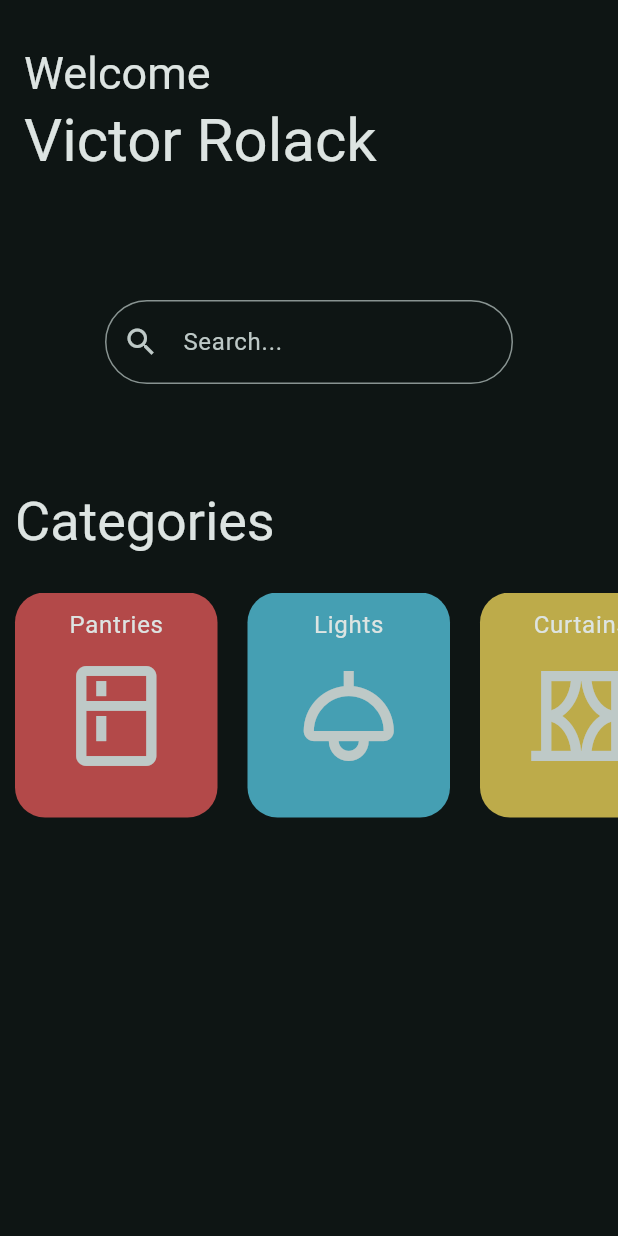
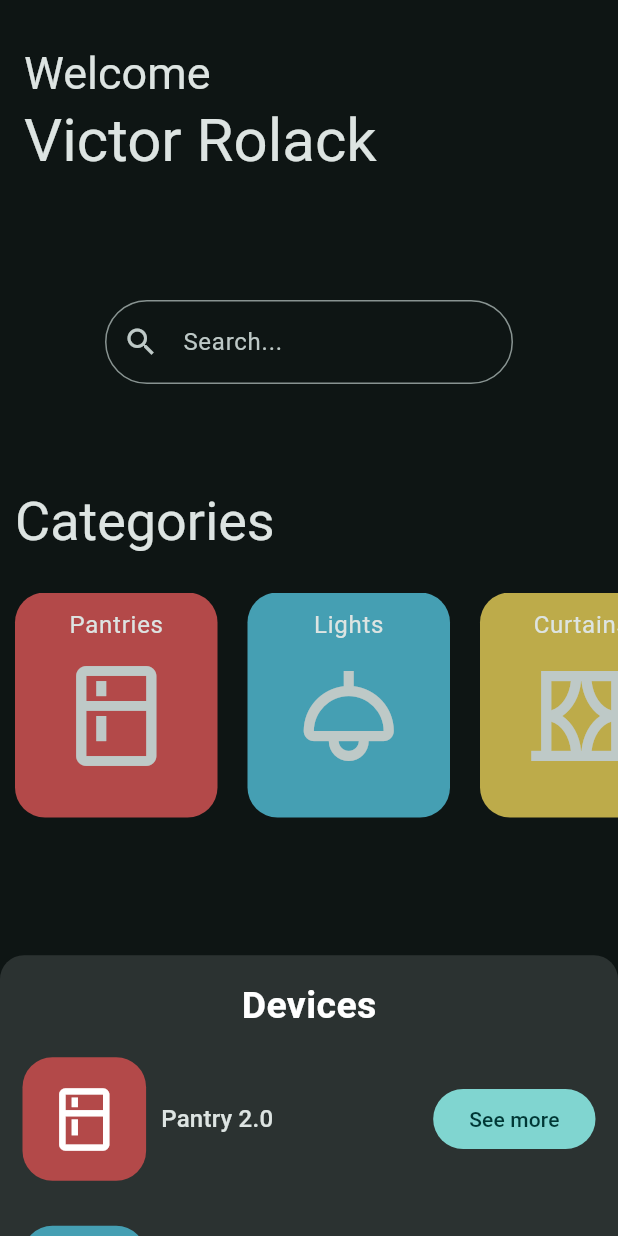
Before and after one commit to vcrolack/iot-home-control, a Flutter app: the screen it shows after launch, on a phone screen of 412 x 824 dp. Run offline on Flutter 3.47's test engine with Material 2 defaults, Android fonts, the phone set to English and light mode, and no system bars; our stand-ins replace flutter_dotenv, flutter_riverpod, go_router.

Commit message:
complete home screen

```diff
--- /dev/null
+++ b/lib/domain/entities/device.dart
@@ -0,0 +1,24 @@
+// warning: This is a test entity
+
+class Device {
+  final String id;
+  final String name;
+  final String type;
+  final String categoryId;
+  final String description;
+  final bool state;
+  final String userId;
+  final String iconIdentifier;
+  final String color;
+
+  Device(
+      {required this.id,
+      required this.name,
+      required this.type,
+      required this.categoryId,
+      required this.description,
+      required this.state,
+      required this.userId,
+      required this.iconIdentifier,
+      required this.color});
+}
--- a/lib/domain/entities/entities.dart
+++ b/lib/domain/entities/entities.dart
@@ -1 +1,2 @@
 export 'category.dart';
+export 'device.dart';
--- /dev/null
+++ b/lib/presentation/mocks/constants/constants_mock.dart
@@ -0,0 +1,2 @@
+export 'categories_constant.dart';
+export 'devices_constants.dart';
--- /dev/null
+++ b/lib/presentation/mocks/constants/devices_constants.dart
@@ -0,0 +1,54 @@
+import 'package:iot_home_control/domain/entities/entities.dart';
+
+final List<Device> devices = [
+  Device(
+      id: '1',
+      name: 'Pantry 2.0',
+      type: 'Pantry home',
+      categoryId: '1',
+      description: 'This is a pantry device',
+      state: true,
+      userId: '1',
+      iconIdentifier: 'kitchen_outlined',
+      color: '0xffB34949'),
+  Device(
+      id: '2',
+      name: 'Philips light RGB',
+      type: 'Light home',
+      categoryId: '2',
+      description: 'This is a light device',
+      state: true,
+      userId: '1',
+      iconIdentifier: 'light_outlined',
+      color: '0xff459FB3'),
+  Device(
+      id: '1',
+      name: 'Curtain automatic 2.0',
+      type: 'Curtain home',
+      categoryId: '3',
+      description: 'This is a pantry device',
+      state: true,
+      userId: '1',
+      iconIdentifier: 'curtains_outlined',
+      color: '0xffBDAB4A'),
+  Device(
+      id: '1',
+      name: 'Pantry 2.0',
+      type: 'Pantry home',
+      categoryId: '1',
+      description: 'This is a pantry device',
+      state: true,
+      userId: '1',
+      iconIdentifier: 'kitchen_outlined',
+      color: '0xffB34949'),
+  Device(
+      id: '1',
+      name: 'Pantry 2.0',
+      type: 'Pantry home',
+      categoryId: '1',
+      description: 'This is a pantry device',
+      state: true,
+      userId: '1',
+      iconIdentifier: 'kitchen_outlined',
+      color: '0xffB34949'),
+];
--- a/lib/presentation/screens/home/home_screen.dart
+++ b/lib/presentation/screens/home/home_screen.dart
@@ -9,9 +9,14 @@ class HomeScreen extends StatelessWidget {
   @override
   Widget build(BuildContext context) {
     return const Scaffold(
-      appBar: _CustomAppBarHome(),
-      body: _HomeView(),
-    );
+        appBar: _CustomAppBarHome(),
+        body: Stack(
+          fit: StackFit.expand,
+          children: [
+            _HomeView(),
+            DevicesList(),
+          ],
+        ));
   }
 }
 
--- /dev/null
+++ b/lib/presentation/widgets/home/devices_list.dart
@@ -0,0 +1,101 @@
+import 'package:flutter/material.dart';
+import 'package:iot_home_control/domain/entities/device.dart';
+import 'package:iot_home_control/presentation/mocks/constants/devices_constants.dart';
+import 'package:iot_home_control/presentation/mocks/mappers/icon_mapper.dart';
+
+class DevicesList extends StatelessWidget {
+  const DevicesList({
+    super.key,
+  });
+
+  @override
+  Widget build(BuildContext context) {
+    final colors = Theme.of(context).colorScheme;
+    final textStyle = Theme.of(context).textTheme;
+
+    return DraggableScrollableSheet(
+      initialChildSize: 0.3,
+      minChildSize: 0.3,
+      maxChildSize: 0.75,
+      builder: (BuildContext context, ScrollController scrollController) {
+        return Container(
+          decoration: BoxDecoration(
+            color: colors.onInverseSurface,
+            borderRadius: const BorderRadius.only(
+              topLeft: Radius.circular(16),
+              topRight: Radius.circular(16),
+            ),
+          ),
+          child: Column(children: [
+            Container(
+              padding: const EdgeInsets.all(16.0),
+              child: const Text(
+                'Devices',
+                style: TextStyle(
+                    color: Colors.white,
+                    fontSize: 25,
+                    fontWeight: FontWeight.bold),
+              ),
+            ),
+            Expanded(
+              child: ListView.builder(
+                  controller: scrollController,
+                  itemCount: devices.length,
+                  itemBuilder: (BuildContext context, int index) {
+                    final device = devices[index];
+                    return Padding(
+                      padding: const EdgeInsets.symmetric(horizontal: 15),
+                      child: Column(
+                        children: [
+                          _DeviceItem(device: device, textStyle: textStyle),
+                          const SizedBox(
+                            height: 30,
+                          )
+                        ],
+                      ),
+                    );
+                  }),
+            ),
+          ]),
+        );
+      },
+    );
+  }
+}
+
+class _DeviceItem extends StatelessWidget {
+  const _DeviceItem({
+    required this.device,
+    required this.textStyle,
+  });
+
+  final Device device;
+  final TextTheme textStyle;
+
+  @override
+  Widget build(BuildContext context) {
+    return Row(
+      children: [
+        Container(
+            width: MediaQuery.of(context).size.width * .2,
+            height: MediaQuery.of(context).size.height * .1,
+            decoration: BoxDecoration(
+                color: Color(int.parse(device.color)),
+                borderRadius: BorderRadius.circular(20)),
+            child: Icon(
+              iconMapping[device.iconIdentifier],
+              size: 50,
+            )),
+        const SizedBox(
+          width: 10,
+        ),
+        Text(
+          device.name,
+          style: textStyle.titleMedium,
+        ),
+        const Spacer(),
+        FilledButton(onPressed: () {}, child: const Text('See more'))
+      ],
+    );
+  }
+}
--- a/lib/presentation/widgets/widgets.dart
+++ b/lib/presentation/widgets/widgets.dart
@@ -4,3 +4,4 @@ export 'auth/custom_appbar_auth.dart';
 /* HOME WIDGETS */
 export 'home/categories.dart';
 export 'home/search.dart';
+export 'home/devices_list.dart';
```
